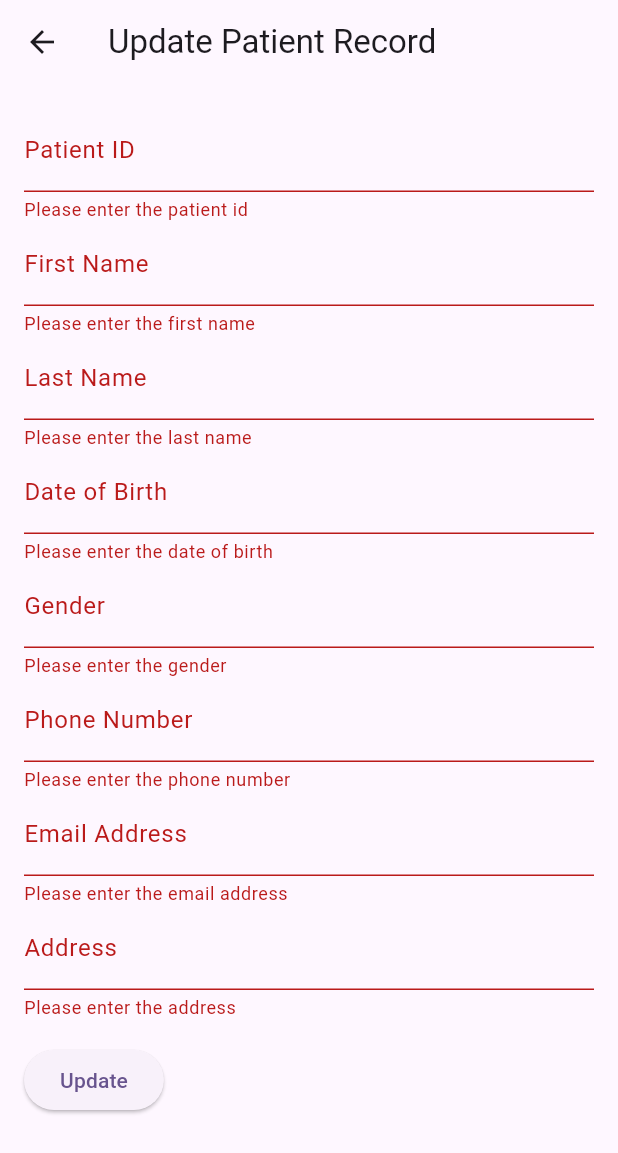
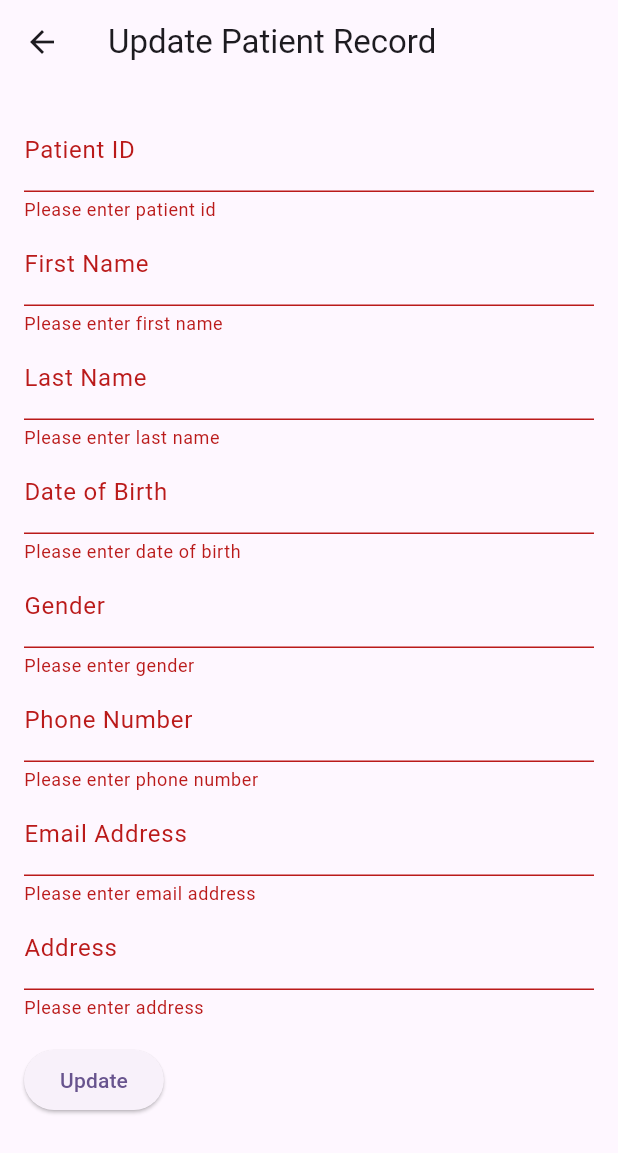
Before and after one commit to techwithAasish/HealthCareMilestone2, a Flutter app: the UpdatePatientRecord screen opened directly, after a tap on "Update", on a phone screen of 412 x 824 dp. Shown: the top 1153 px of the screen. Run offline on Flutter 3.47's test engine with Material 3 defaults, Android fonts, the phone set to English and light mode, and no system bars.

Commit message:
addition of some functionalities and design changes

```diff
--- a/lib/main.dart
+++ b/lib/main.dart
@@ -16,7 +16,7 @@ class MyApp extends StatelessWidget {
   @override
   Widget build(BuildContext context) {
     return MaterialApp(
-        title: 'Milestone 2',
+        title: 'Milestone 3',
         theme: ThemeData(
           colorScheme: ColorScheme.fromSeed(seedColor: Colors.deepPurple),
           useMaterial3: true,
@@ -61,7 +61,7 @@ class _SignInHttpDemoState extends State<SignInHttpDemo> {
   Widget build(BuildContext context) {
     return Scaffold(
       appBar: AppBar(
-        title: const Text('Sign in Form'),
+        title: const Text('Sign In Page'),
       ),
       body: Form(
         child: Scrollbar(
@@ -75,7 +75,7 @@ class _SignInHttpDemoState extends State<SignInHttpDemo> {
                     textInputAction: TextInputAction.next,
                     decoration: const InputDecoration(
                       filled: true,
-                      hintText: 'Your email address',
+                      hintText: 'Email address',
                       labelText: 'Email',
                     ),
                     onChanged: (value) {
--- a/lib/screens/updatePatientRecord.dart
+++ b/lib/screens/updatePatientRecord.dart
@@ -39,7 +39,7 @@ class _AddPatientRecordState extends State<UpdatePatientRecord> {
                 decoration: const InputDecoration(labelText: 'Patient ID'),
                 validator: (value) {
                   if (value == null || value.isEmpty) {
-                    return 'Please enter the patient id';
+                    return 'Please enter patient id';
                   }
                   return null;
                 },
@@ -51,7 +51,7 @@ class _AddPatientRecordState extends State<UpdatePatientRecord> {
                 decoration: const InputDecoration(labelText: 'First Name'),
                 validator: (value) {
                   if (value == null || value.isEmpty) {
-                    return 'Please enter the first name';
+                    return 'Please enter first name';
                   }
                   return null;
                 },
@@ -63,7 +63,7 @@ class _AddPatientRecordState extends State<UpdatePatientRecord> {
                 decoration: const InputDecoration(labelText: 'Last Name'),
                 validator: (value) {
                   if (value == null || value.isEmpty) {
-                    return 'Please enter the last name';
+                    return 'Please enter last name';
                   }
                   return null;
                 },
@@ -76,7 +76,7 @@ class _AddPatientRecordState extends State<UpdatePatientRecord> {
                 validator: (value) {
                   // You can add more sophisticated date validation if needed
                   if (value == null || value.isEmpty) {
-                    return 'Please enter the date of birth';
+                    return 'Please enter date of birth';
                   }
                   return null;
                 },
@@ -88,7 +88,7 @@ class _AddPatientRecordState extends State<UpdatePatientRecord> {
                 decoration: const InputDecoration(labelText: 'Gender'),
                 validator: (value) {
                   if (value == null || value.isEmpty) {
-                    return 'Please enter the gender';
+                    return 'Please enter gender';
                   }
                   return null;
                 },
@@ -100,7 +100,7 @@ class _AddPatientRecordState extends State<UpdatePatientRecord> {
                 decoration: const InputDecoration(labelText: 'Phone Number'),
                 validator: (value) {
                   if (value == null || value.isEmpty) {
-                    return 'Please enter the phone number';
+                    return 'Please enter phone number';
                   }
                   return null;
                 },
@@ -112,7 +112,7 @@ class _AddPatientRecordState extends State<UpdatePatientRecord> {
                 decoration: const InputDecoration(labelText: 'Email Address'),
                 validator: (value) {
                   if (value == null || value.isEmpty) {
-                    return 'Please enter the email address';
+                    return 'Please enter email address';
                   }
                   return null;
                 },
@@ -124,7 +124,7 @@ class _AddPatientRecordState extends State<UpdatePatientRecord> {
                 decoration: const InputDecoration(labelText: 'Address'),
                 validator: (value) {
                   if (value == null || value.isEmpty) {
-                    return 'Please enter the address';
+                    return 'Please enter address';
                   }
                   return null;
                 },
```
